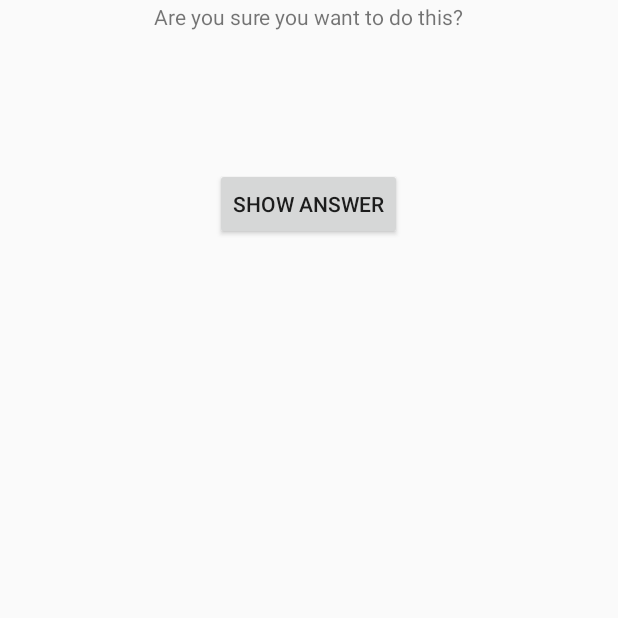
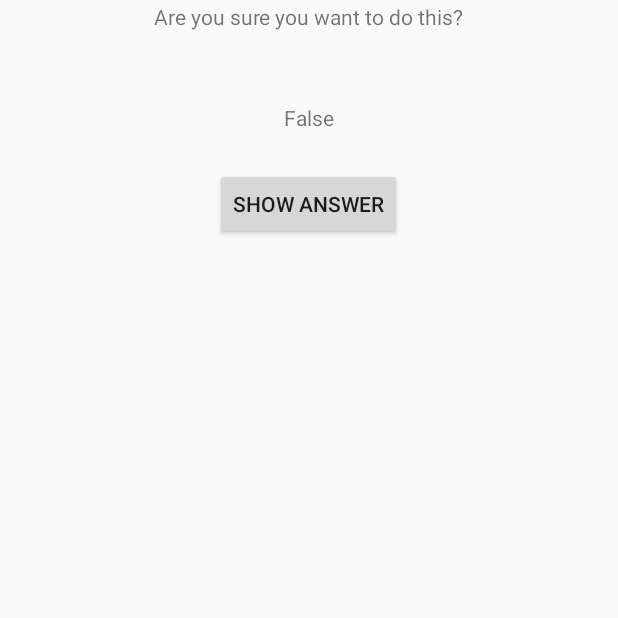
Before and after one commit to artemdemo/android-nerd-guide, an Android app: the CheatActivity screen opened directly, with no data from a screen before it, in the options menu, after a tap on "Settings", on a phone screen of 412 x 824 dp, the part 557-1175 px from its top. Run offline under Robolectric (Android 15) with nearby library versions, the phone set to English and light mode, and no system bars.

Commit message:
User can cheat

```diff
--- a/GeoQuiz/app/src/main/java/me/artemdemo/geoquiz/CheatActivity.java
+++ b/GeoQuiz/app/src/main/java/me/artemdemo/geoquiz/CheatActivity.java
@@ -4,16 +4,40 @@ import android.support.v7.app.ActionBarActivity;
 import android.os.Bundle;
 import android.view.Menu;
 import android.view.MenuItem;
+import android.view.View;
+import android.widget.Button;
+import android.widget.TextView;
 
 
 public class CheatActivity extends ActionBarActivity {
 
     public static final String EXTRA_ANSWER_IS_TRUE = "me.artemdemo.android.geoquiz.answer_is_true";
 
+    private boolean mAnswerIsTrue;
+
+    private TextView mAnswerTextView;
+    private Button mShowAnswer;
+
     @Override
     protected void onCreate(Bundle savedInstanceState) {
         super.onCreate(savedInstanceState);
         setContentView(R.layout.activity_cheat);
+
+        mAnswerIsTrue = getIntent().getBooleanExtra(EXTRA_ANSWER_IS_TRUE, false);
+
+        mAnswerTextView = (TextView)findViewById(R.id.answerTextView);
+
+        mShowAnswer = (Button)findViewById(R.id.showAnswerButton);
+        mShowAnswer.setOnClickListener(new View.OnClickListener() {
+            @Override
+            public void onClick(View v) {
+                if (mAnswerIsTrue) {
+                    mAnswerTextView.setText(R.string.true_button);
+                } else {
+                    mAnswerTextView.setText(R.string.false_button);
+                }
+            }
+        });
     }
 
 
--- a/GeoQuiz/app/src/main/java/me/artemdemo/geoquiz/QuizActivity.java
+++ b/GeoQuiz/app/src/main/java/me/artemdemo/geoquiz/QuizActivity.java
@@ -138,6 +138,9 @@ public class QuizActivity extends ActionBarActivity {
             @Override
             public void onClick(View v) {
                 Intent i = new Intent(QuizActivity.this, CheatActivity.class);
+                // Saving extra data for the Cheat Activity, that will be opened shortly
+                boolean answerIsTrue = mQuestionBank[mCurrentIndex].isTrueQuestion();
+                i.putExtra(CheatActivity.EXTRA_ANSWER_IS_TRUE, answerIsTrue);
                 startActivity(i);
             }
         });
```
Also changed, not shown: 1 other file.
